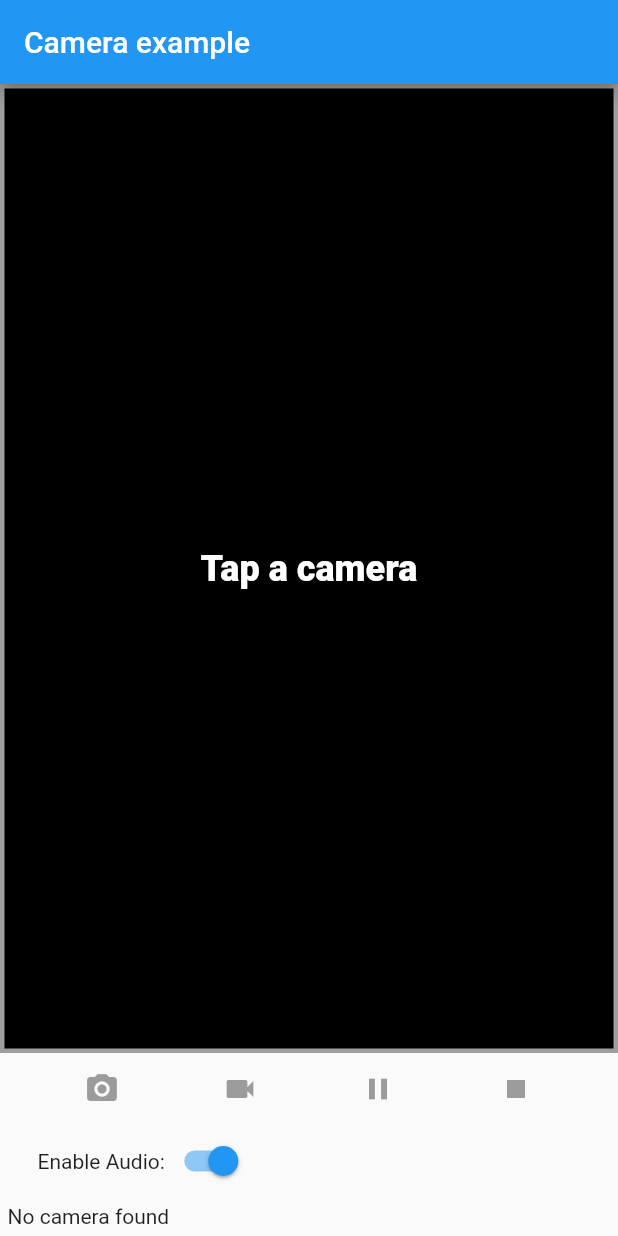
After one commit to ethan-jiang-1/flutterapp2, a Flutter app: the screen it shows after launch, after a tap on an icon or button, on a phone screen of 412 x 824 dp. The commit adds this screen. Run offline on Flutter 3.47's test engine with Material 2 defaults, Android fonts, the phone set to English and light mode, and no system bars; our stand-ins replace camera, video_player, webview_flutter.

Commit message:
add page_cam0

```diff
--- a/lib/main.dart
+++ b/lib/main.dart
@@ -1,9 +1,16 @@
+//import 'dart:js';
+
 import 'package:flutter/material.dart';
-import 'package:flutterapp2/page0/page0.dart';
 import 'package:flutterapp2/page1/page1.dart';
 import 'package:flutterapp2/page2/page2.dart';
 import 'package:flutterapp2/page_tab0/page_tab0.dart';
 import 'package:flutterapp2/page_html0/page_html0.dart';
+import 'package:flutterapp2/page_cam0/page_cam0.dart';
+
+
+void main() {
+  runApp(MyApp());
+}
 
 // ignore: non_constant_identifier_names
 MyApp() {
@@ -17,10 +24,101 @@ MyApp() {
       "/page2": (context) => Page2(),
       "/page_tab0": (context) => PageTab0(),
       "/page_html0": (context) => WebViewExample(),
+      "/page_cam0": (context) => PageCamera0(),
     },
   );
 }
 
-void main() {
-  runApp(MyApp());
+
+class Page0 extends StatelessWidget {
+  @override
+  Widget build(BuildContext context) {
+    return Scaffold(
+        appBar: AppBar(
+          title: Text("Home"),
+        ),
+        body: Center(
+          child: Column(
+            children: <Widget>[
+              MyBar0(Text("MyBar in Home")),
+              MyButton0('/page1'),
+              MyButton0('/page2'),
+              MyButton0('/page_tab0'),
+              MyButton0('/page_html0'),
+              MyButton0('/page_cam0'),
+            ],
+        ),
+      ),
+    );
+  }
 }
+
+class MyBar0 extends StatelessWidget{
+  //super(key:key);
+  MyBar0(this.title);
+
+  // Fields in a Widget subclass are always marked "final".
+
+  final Widget title;
+
+  //@override
+  Widget build(BuildContext context) {
+    return Container(
+      height: 56.0, // in logical pixels
+      padding: const EdgeInsets.symmetric(horizontal: 8.0),
+      decoration: BoxDecoration(color: Colors.blue[500]),
+      // Row is a horizontal, linear layout.
+      child: Row(
+        // <Widget> is the type of items in the list.
+        children: <Widget>[
+          IconButton(
+            icon: Icon(Icons.menu),
+            tooltip: 'Navigation menu',
+            onPressed: () {
+              print("pressMenu");
+              Navigator.pushNamed(context, '/page2');
+            },
+          ),
+          // Expanded expands its child to fill the available space.
+          Expanded(
+            child: title,
+          ),
+          IconButton(
+              icon: Icon(Icons.search),
+              tooltip: 'Search',
+              onPressed: () {
+                print("pressSearch");
+              }
+          ),
+        ],
+      ),
+    );
+  }
+}
+class MyButton0 extends StatelessWidget {
+  final String _name;
+
+  MyButton0(this._name);
+
+  @override
+  Widget build(BuildContext context) {
+    return GestureDetector(
+      onTap: () {
+        print('MyButton was tapped! {$_name)');
+        Navigator.pushNamed(context, _name);
+      },
+      child: Container(
+        height: 36.0,
+        padding: const EdgeInsets.all(8.0),
+        margin: const EdgeInsets.symmetric(horizontal: 8.0),
+        decoration: BoxDecoration(
+          borderRadius: BorderRadius.circular(5.0),
+          color: Colors.lightGreen[500],
+        ),
+        child: Center(
+          child: Text('Jump to $_name'),
+        ),
+      ),
+    );
+  }
+}
--- /dev/null
+++ b/lib/page_cam0/page_cam0.dart
@@ -0,0 +1,489 @@
+// Copyright 2019 The Chromium Authors. All rights reserved.
+// Use of this source code is governed by a BSD-style license that can be
+// found in the LICENSE file.
+
+// ignore_for_file: public_member_api_docs
+
+import 'dart:async';
+import 'dart:io';
+
+import 'package:flutter/material.dart';
+
+import 'package:camera/camera.dart';
+import 'package:path_provider/path_provider.dart';
+import 'package:video_player/video_player.dart';
+
+
+/// Returns a suitable camera icon for [direction].
+IconData getCameraLensIcon(CameraLensDirection direction) {
+  switch (direction) {
+    case CameraLensDirection.back:
+      return Icons.camera_rear;
+    case CameraLensDirection.front:
+      return Icons.camera_front;
+    case CameraLensDirection.external:
+      return Icons.camera;
+  }
+  throw ArgumentError('Unknown lens direction');
+}
+
+void logError(String code, String message) =>
+    print('Error: $code\nError Message: $message');
+
+class _CameraExampleHomeState extends State<CameraExampleHome>
+    with WidgetsBindingObserver {
+  CameraController controller;
+  String imagePath;
+  String videoPath;
+  VideoPlayerController videoController;
+  VoidCallback videoPlayerListener;
+  bool enableAudio = true;
+
+  @override
+  void initState() {
+    super.initState();
+    WidgetsBinding.instance.addObserver(this);
+  }
+
+  @override
+  void dispose() {
+    WidgetsBinding.instance.removeObserver(this);
+    super.dispose();
+  }
+
+  @override
+  void didChangeAppLifecycleState(AppLifecycleState state) {
+    // App state changed before we got the chance to initialize.
+    if (controller == null || !controller.value.isInitialized) {
+      return;
+    }
+    if (state == AppLifecycleState.inactive) {
+      controller?.dispose();
+    } else if (state == AppLifecycleState.resumed) {
+      if (controller != null) {
+        onNewCameraSelected(controller.description);
+      }
+    }
+  }
+
+  final GlobalKey<ScaffoldState> _scaffoldKey = GlobalKey<ScaffoldState>();
+
+  @override
+  Widget build(BuildContext context) {
+    return Scaffold(
+      key: _scaffoldKey,
+      appBar: AppBar(
+        title: const Text('Camera example'),
+      ),
+      body: Column(
+        children: <Widget>[
+          Expanded(
+            child: Container(
+              child: Padding(
+                padding: const EdgeInsets.all(1.0),
+                child: Center(
+                  child: _cameraPreviewWidget(),
+                ),
+              ),
+              decoration: BoxDecoration(
+                color: Colors.black,
+                border: Border.all(
+                  color: controller != null && controller.value.isRecordingVideo
+                      ? Colors.redAccent
+                      : Colors.grey,
+                  width: 3.0,
+                ),
+              ),
+            ),
+          ),
+          _captureControlRowWidget(),
+          _toggleAudioWidget(),
+          Padding(
+            padding: const EdgeInsets.all(5.0),
+            child: Row(
+              mainAxisAlignment: MainAxisAlignment.start,
+              children: <Widget>[
+                _cameraTogglesRowWidget(),
+                _thumbnailWidget(),
+              ],
+            ),
+          ),
+        ],
+      ),
+    );
+  }
+
+  /// Display the preview from the camera (or a message if the preview is not available).
+  Widget _cameraPreviewWidget() {
+    if (controller == null || !controller.value.isInitialized) {
+      return const Text(
+        'Tap a camera',
+        style: TextStyle(
+          color: Colors.white,
+          fontSize: 24.0,
+          fontWeight: FontWeight.w900,
+        ),
+      );
+    } else {
+      return AspectRatio(
+        aspectRatio: controller.value.aspectRatio,
+        child: CameraPreview(controller),
+      );
+    }
+  }
+
+  /// Toggle recording audio
+  Widget _toggleAudioWidget() {
+    return Padding(
+      padding: const EdgeInsets.only(left: 25),
+      child: Row(
+        children: <Widget>[
+          const Text('Enable Audio:'),
+          Switch(
+            value: enableAudio,
+            onChanged: (bool value) {
+              enableAudio = value;
+              if (controller != null) {
+                onNewCameraSelected(controller.description);
+              }
+            },
+          ),
+        ],
+      ),
+    );
+  }
+
+  /// Display the thumbnail of the captured image or video.
+  Widget _thumbnailWidget() {
+    return Expanded(
+      child: Align(
+        alignment: Alignment.centerRight,
+        child: Row(
+          mainAxisSize: MainAxisSize.min,
+          children: <Widget>[
+            videoController == null && imagePath == null
+                ? Container()
+                : SizedBox(
+                    child: (videoController == null)
+                        ? Image.file(File(imagePath))
+                        : Container(
+                            child: Center(
+                              child: AspectRatio(
+                                  aspectRatio:
+                                      videoController.value.size != null
+                                          ? videoController.value.aspectRatio
+                                          : 1.0,
+                                  child: VideoPlayer(videoController)),
+                            ),
+                            decoration: BoxDecoration(
+                                border: Border.all(color: Colors.pink)),
+                          ),
+                    width: 64.0,
+                    height: 64.0,
+                  ),
+          ],
+        ),
+      ),
+    );
+  }
+
+  /// Display the control bar with buttons to take pictures and record videos.
+  Widget _captureControlRowWidget() {
+    return Row(
+      mainAxisAlignment: MainAxisAlignment.spaceEvenly,
+      mainAxisSize: MainAxisSize.max,
+      children: <Widget>[
+        IconButton(
+          icon: const Icon(Icons.camera_alt),
+          color: Colors.blue,
+          onPressed: controller != null &&
+                  controller.value.isInitialized &&
+                  !controller.value.isRecordingVideo
+              ? onTakePictureButtonPressed
+              : null,
+        ),
+        IconButton(
+          icon: const Icon(Icons.videocam),
+          color: Colors.blue,
+          onPressed: controller != null &&
+                  controller.value.isInitialized &&
+                  !controller.value.isRecordingVideo
+              ? onVideoRecordButtonPressed
+              : null,
+        ),
+        IconButton(
+          icon: controller != null && controller.value.isRecordingPaused
+              ? Icon(Icons.play_arrow)
+              : Icon(Icons.pause),
+          color: Colors.blue,
+          onPressed: controller != null &&
+                  controller.value.isInitialized &&
+                  controller.value.isRecordingVideo
+              ? (controller != null && controller.value.isRecordingPaused
+                  ? onResumeButtonPressed
+                  : onPauseButtonPressed)
+              : null,
+        ),
+        IconButton(
+          icon: const Icon(Icons.stop),
+          color: Colors.red,
+          onPressed: controller != null &&
+                  controller.value.isInitialized &&
+                  controller.value.isRecordingVideo
+              ? onStopButtonPressed
+              : null,
+        )
+      ],
+    );
+  }
+
+  /// Display a row of toggle to select the camera (or a message if no camera is available).
+  Widget _cameraTogglesRowWidget() {
+    final List<Widget> toggles = <Widget>[];
+
+    if (cameras.isEmpty) {
+      return const Text('No camera found');
+    } else {
+      for (CameraDescription cameraDescription in cameras) {
+        toggles.add(
+          SizedBox(
+            width: 90.0,
+            child: RadioListTile<CameraDescription>(
+              title: Icon(getCameraLensIcon(cameraDescription.lensDirection)),
+              groupValue: controller?.description,
+              value: cameraDescription,
+              onChanged: controller != null && controller.value.isRecordingVideo
+                  ? null
+                  : onNewCameraSelected,
+            ),
+          ),
+        );
+      }
+    }
+
+    return Row(children: toggles);
+  }
+
+  String timestamp() => DateTime.now().millisecondsSinceEpoch.toString();
+
+  void showInSnackBar(String message) {
+    _scaffoldKey.currentState.showSnackBar(SnackBar(content: Text(message)));
+  }
+
+  void onNewCameraSelected(CameraDescription cameraDescription) async {
+    if (controller != null) {
+      await controller.dispose();
+    }
+    controller = CameraController(
+      cameraDescription,
+      ResolutionPreset.medium,
+      enableAudio: enableAudio,
+    );
+
+    // If the controller is updated then update the UI.
+    controller.addListener(() {
+      if (mounted) setState(() {});
+      if (controller.value.hasError) {
+        showInSnackBar('Camera error ${controller.value.errorDescription}');
+      }
+    });
+
+    try {
+      await controller.initialize();
+    } on CameraException catch (e) {
+      _showCameraException(e);
+    }
+
+    if (mounted) {
+      setState(() {});
+    }
+  }
+
+  void onTakePictureButtonPressed() {
+    takePicture().then((String filePath) {
+      if (mounted) {
+        setState(() {
+          imagePath = filePath;
+          videoController?.dispose();
+          videoController = null;
+        });
+        if (filePath != null) showInSnackBar('Picture saved to $filePath');
+      }
+    });
+  }
+
+  void onVideoRecordButtonPressed() {
+    startVideoRecording().then((String filePath) {
+      if (mounted) setState(() {});
+      if (filePath != null) showInSnackBar('Saving video to $filePath');
+    });
+  }
+
+  void onStopButtonPressed() {
+    stopVideoRecording().then((_) {
+      if (mounted) setState(() {});
+      showInSnackBar('Video recorded to: $videoPath');
+    });
+  }
+
+  void onPauseButtonPressed() {
+    pauseVideoRecording().then((_) {
+      if (mounted) setState(() {});
+      showInSnackBar('Video recording paused');
+    });
+  }
+
+  void onResumeButtonPressed() {
+    resumeVideoRecording().then((_) {
+      if (mounted) setState(() {});
+      showInSnackBar('Video recording resumed');
+    });
+  }
+
+  Future<String> startVideoRecording() async {
+    if (!controller.value.isInitialized) {
+      showInSnackBar('Error: select a camera first.');
+      return null;
+    }
+
+    final Directory extDir = await getApplicationDocumentsDirectory();
+    final String dirPath = '${extDir.path}/Movies/flutter_test';
+    await Directory(dirPath).create(recursive: true);
+    final String filePath = '$dirPath/${timestamp()}.mp4';
+
+    if (controller.value.isRecordingVideo) {
+      // A recording is already started, do nothing.
+      return null;
+    }
+
+    try {
+      videoPath = filePath;
+      await controller.startVideoRecording(filePath);
+    } on CameraException catch (e) {
+      _showCameraException(e);
+      return null;
+    }
+    return filePath;
+  }
+
+  Future<void> stopVideoRecording() async {
+    if (!controller.value.isRecordingVideo) {
+      return null;
+    }
+
+    try {
+      await controller.stopVideoRecording();
+    } on CameraException catch (e) {
+      _showCameraException(e);
+      return null;
+    }
+
+    await _startVideoPlayer();
+  }
+
+  Future<void> pauseVideoRecording() async {
+    if (!controller.value.isRecordingVideo) {
+      return null;
+    }
+
+    try {
+      await controller.pauseVideoRecording();
+    } on CameraException catch (e) {
+      _showCameraException(e);
+      rethrow;
+    }
+  }
+
+  Future<void> resumeVideoRecording() async {
+    if (!controller.value.isRecordingVideo) {
+      return null;
+    }
+
+    try {
+      await controller.resumeVideoRecording();
+    } on CameraException catch (e) {
+      _showCameraException(e);
+      rethrow;
+    }
+  }
+
+  Future<void> _startVideoPlayer() async {
+    final VideoPlayerController vcontroller =
+        VideoPlayerController.file(File(videoPath));
+    videoPlayerListener = () {
+      if (videoController != null && videoController.value.size != null) {
+        // Refreshing the state to update video player with the correct ratio.
+        if (mounted) setState(() {});
+        videoController.removeListener(videoPlayerListener);
+      }
+    };
+    vcontroller.addListener(videoPlayerListener);
+    await vcontroller.setLooping(true);
+    await vcontroller.initialize();
+    await videoController?.dispose();
+    if (mounted) {
+      setState(() {
+        imagePath = null;
+        videoController = vcontroller;
+      });
+    }
+    await vcontroller.play();
+  }
+
+  Future<String> takePicture() async {
+    if (!controller.value.isInitialized) {
+      showInSnackBar('Error: select a camera first.');
+      return null;
+    }
+    final Directory extDir = await getApplicationDocumentsDirectory();
+    final String dirPath = '${extDir.path}/Pictures/flutter_test';
+    await Directory(dirPath).create(recursive: true);
+    final String filePath = '$dirPath/${timestamp()}.jpg';
+
+    if (controller.value.isTakingPicture) {
+      // A capture is already pending, do nothing.
+      return null;
+    }
+
+    try {
+      await controller.takePicture(filePath);
+    } on CameraException catch (e) {
+      _showCameraException(e);
+      return null;
+    }
+    return filePath;
+  }
+
+  void _showCameraException(CameraException e) {
+    logError(e.code, e.description);
+    showInSnackBar('Error: ${e.code}\n${e.description}');
+  }
+}
+
+class CameraExampleHome extends StatefulWidget {
+  @override
+  _CameraExampleHomeState createState() {
+    return _CameraExampleHomeState();
+  }
+}
+
+List<CameraDescription> cameras = [];
+
+void initCamera() async {
+      try {
+      WidgetsFlutterBinding.ensureInitialized();
+      cameras = await availableCameras();
+    } on CameraException catch (e) {
+      logError(e.code, e.description);
+    }
+}
+
+class PageCamera0 extends StatelessWidget {
+  @override
+  Widget build(BuildContext context) {
+    initCamera();
+    return MaterialApp(
+      home: CameraExampleHome(),
+    );
+  }
+}
```
Also changed, not shown: lib/page0/page0.dart (deleted, +0 -111 lines), pubspec.yaml (+7 -0 lines), pubspec.lock, 1 other file.
